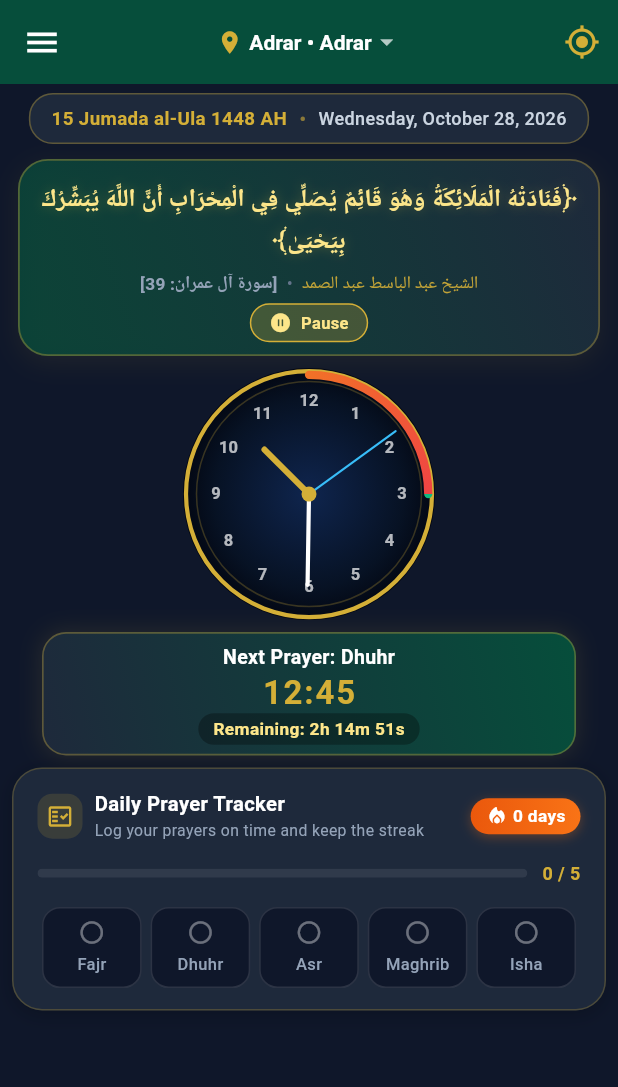
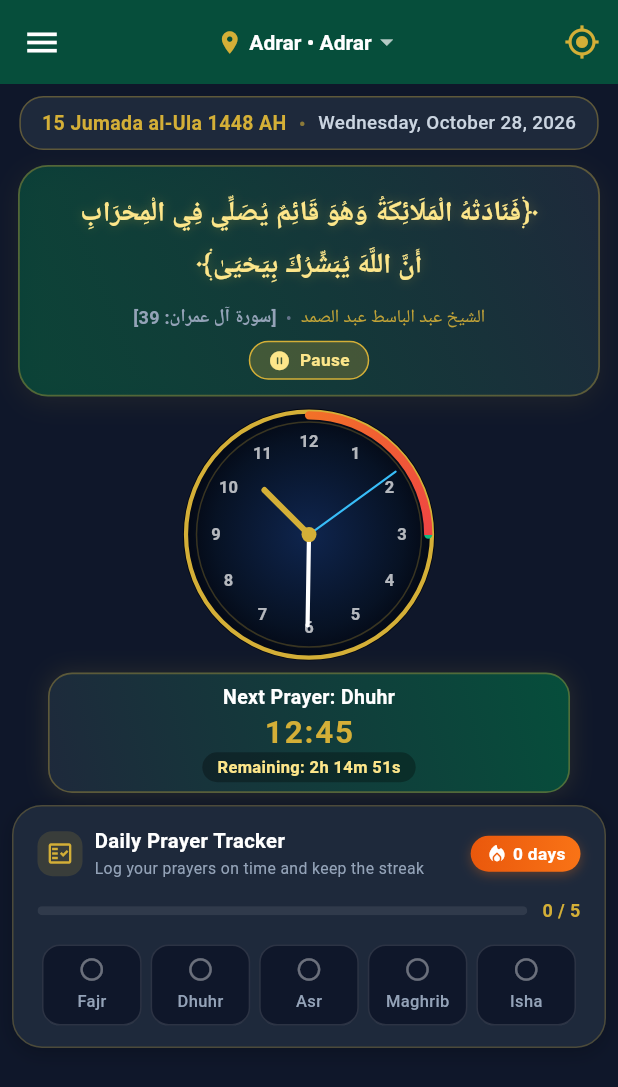
Before and after one commit to dahmane0509/mihrab, a Flutter app: the NextPrayerScreen screen opened directly with sample values from the repository, on a phone screen of 412 x 824 dp. Shown: the top 1087 px of the screen. Run offline on Flutter 3.47's test engine with Material 3 defaults, Android fonts, the phone set to English and light mode, and no system bars; our stand-ins replace audioplayers, device_info_plus, flutter_local_notifications, geolocator, google_fonts, package_info_plus and 4 more; accounts and stored records are empty; Roboto replaces fonts that are missing (Amiri); statements that could not run were skipped.

Commit message:
Ensure natural Amiri line height for Quran verse and balanced 2-line FittedBox with compact Next Prayer card (v1.0.4)

```diff
--- a/lib/screens/next_prayer_screen.dart
+++ b/lib/screens/next_prayer_screen.dart
@@ -377,13 +377,13 @@ class _NextPrayerScreenState extends State<NextPrayerScreen> {
                   ),
                 ),
                 child: SingleChildScrollView(
-                  padding: const EdgeInsets.symmetric(horizontal: 8.0, vertical: 6),
+                  padding: const EdgeInsets.fromLTRB(8.0, 8.0, 8.0, 8.0),
                   child: Column(
                     children: [
                       // Dates card - Perfectly centered single line with clear bottom spacing
                       Center(
                         child: Container(
-                          padding: const EdgeInsets.symmetric(horizontal: 14, vertical: 6),
+                          padding: const EdgeInsets.symmetric(horizontal: 14, vertical: 7),
                           decoration: BoxDecoration(
                             color: theme.cardBackground,
                             borderRadius: BorderRadius.circular(16),
@@ -396,7 +396,7 @@ class _NextPrayerScreenState extends State<NextPrayerScreen> {
                               children: [
                                 Text(
                                   PrayerService.getFormattedHijriDate(_currentTime, lang),
-                                  style: TextStyle(color: theme.accent, fontWeight: FontWeight.bold, fontSize: 12.5),
+                                  style: TextStyle(color: theme.accent, fontWeight: FontWeight.bold, fontSize: 13),
                                 ),
                                 Padding(
                                   padding: const EdgeInsets.symmetric(horizontal: 8),
@@ -407,20 +407,20 @@ class _NextPrayerScreenState extends State<NextPrayerScreen> {
                                 ),
                                 Text(
                                   PrayerService.getFormattedGregorianDate(_currentTime, lang),
-                                  style: const TextStyle(color: Color(0xFFCBD5E1), fontSize: 12, fontWeight: FontWeight.w500),
+                                  style: const TextStyle(color: Color(0xFFCBD5E1), fontSize: 12.5, fontWeight: FontWeight.w500),
                                 ),
                               ],
                             ),
                           ),
                         ),
                       ),
-                      const SizedBox(height: 8),
+                      const SizedBox(height: 10),
 
                       // Mihrab Holy Quran Verse Card with Recitation Control
                       Container(
                         width: double.infinity,
-                        margin: const EdgeInsets.symmetric(horizontal: 4.0, vertical: 2.0),
-                        padding: const EdgeInsets.fromLTRB(10.0, 10.0, 10.0, 8.0),
+                        margin: const EdgeInsets.symmetric(horizontal: 4.0),
+                        padding: const EdgeInsets.fromLTRB(12.0, 12.0, 12.0, 10.0),
                         decoration: BoxDecoration(
                           gradient: LinearGradient(
                             colors: [
@@ -446,19 +446,21 @@ class _NextPrayerScreenState extends State<NextPrayerScreen> {
                         child: Column(
                           mainAxisSize: MainAxisSize.min,
                           children: [
-                            // Holy Verse directly in beautiful Uthmani Arabic script with full Tashkeel
+                            // Holy Verse in 2 balanced lines with natural Amiri line height so descenders/tashkeel never clip
                             Padding(
-                              padding: const EdgeInsets.only(top: 2.0, bottom: 2.0),
+                              padding: const EdgeInsets.symmetric(vertical: 2.0),
+                              child: FittedBox(
+                                fit: BoxFit.scaleDown,
                                 child: Text(
-                                "﴿فَنَادَتْهُ الْمَلَائِكَةُ وَهُوَ قَائِمٌ يُصَلِّي فِي الْمِحْرَابِ أَنَّ اللَّهَ يُبَشِّرُكَ بِيَحْيَىٰ﴾",
+                                  "﴿فَنَادَتْهُ الْمَلَائِكَةُ وَهُوَ قَائِمٌ يُصَلِّي فِي الْمِحْرَابِ\nأَنَّ اللَّهَ يُبَشِّرُكَ بِيَحْيَىٰ﴾",
                                   textAlign: TextAlign.center,
                                   textDirection: TextDirection.rtl,
                                   textScaler: TextScaler.noScaling,
                                   style: GoogleFonts.amiri(
                                     color: const Color(0xFFFDE68A),
-                                  fontSize: 16.5,
+                                    fontSize: 18.5,
                                     fontWeight: FontWeight.bold,
-                                  height: 1.65,
+                                    height: 1.85,
                                     shadows: [
                                       Shadow(
                                         color: const Color(0xFFD4AF37).withValues(alpha: 0.35),
@@ -468,8 +470,9 @@ class _NextPrayerScreenState extends State<NextPrayerScreen> {
                                   ),
                                 ),
                               ),
+                            ),
 
-                            const SizedBox(height: 4),
+                            const SizedBox(height: 6),
 
                             // Attribution in a single scaled row to guarantee zero vertical wrapping/overflow
                             FittedBox(
@@ -483,7 +486,7 @@ class _NextPrayerScreenState extends State<NextPrayerScreen> {
                                     textAlign: TextAlign.center,
                                     style: const TextStyle(
                                       color: Color(0xFF94A3B8),
-                                      fontSize: 11.5,
+                                      fontSize: 12,
                                       fontWeight: FontWeight.w600,
                                     ),
                                   ),
@@ -499,7 +502,7 @@ class _NextPrayerScreenState extends State<NextPrayerScreen> {
                                     textAlign: TextAlign.center,
                                     style: TextStyle(
                                       color: theme.accent.withValues(alpha: 0.9),
-                                      fontSize: 11.5,
+                                      fontSize: 12,
                                       fontWeight: FontWeight.w500,
                                     ),
                                   ),
@@ -507,7 +510,7 @@ class _NextPrayerScreenState extends State<NextPrayerScreen> {
                               ),
                             ),
 
-                            const SizedBox(height: 5),
+                            const SizedBox(height: 6),
 
                             // Interactive Audio Recitation Button with live state
                             ValueListenableBuilder<bool>(
@@ -549,7 +552,7 @@ class _NextPrayerScreenState extends State<NextPrayerScreen> {
                                                 : (isAr ? "استماع للتلاوة" : (lang == 'fr' ? "Écouter la récitation" : "Play Recitation")),
                                             style: TextStyle(
                                               color: isPlaying ? const Color(0xFFFDE68A) : Colors.white,
-                                              fontSize: 11,
+                                              fontSize: 11.5,
                                               fontWeight: FontWeight.bold,
                                             ),
                                           ),
@@ -563,7 +566,7 @@ class _NextPrayerScreenState extends State<NextPrayerScreen> {
                           ],
                         ),
                       ),
-                      const SizedBox(height: 6),
+                      const SizedBox(height: 8),
 
                       // Islamic Clock (Supports Analog, Digital, Minimalist)
                       Center(
@@ -573,12 +576,12 @@ class _NextPrayerScreenState extends State<NextPrayerScreen> {
                           isAr: isAr,
                         ),
                       ),
-                      const SizedBox(height: 6),
+                      const SizedBox(height: 8),
 
                       // Next Prayer Countdown Card (Compact vertical layout)
                       Container(
                         width: double.infinity,
-                        margin: const EdgeInsets.symmetric(horizontal: 20.0, vertical: 2.0),
+                        margin: const EdgeInsets.symmetric(horizontal: 24.0),
                         padding: const EdgeInsets.symmetric(horizontal: 14, vertical: 6),
                         clipBehavior: Clip.antiAlias,
                         decoration: BoxDecoration(
@@ -620,7 +623,7 @@ class _NextPrayerScreenState extends State<NextPrayerScreen> {
                               next['time'] ?? "",
                               style: TextStyle(
                                 color: theme.accent,
-                                fontSize: 22,
+                                fontSize: 21,
                                 fontWeight: FontWeight.bold,
                                 height: 1.1,
                                 letterSpacing: 1.2,
@@ -628,7 +631,7 @@ class _NextPrayerScreenState extends State<NextPrayerScreen> {
                             ),
                             const SizedBox(height: 2),
                             Container(
-                              padding: const EdgeInsets.symmetric(horizontal: 10, vertical: 2.5),
+                              padding: const EdgeInsets.symmetric(horizontal: 10, vertical: 2),
                               decoration: BoxDecoration(
                                 color: Colors.black.withValues(alpha: 0.3),
                                 borderRadius: BorderRadius.circular(12),
@@ -640,14 +643,14 @@ class _NextPrayerScreenState extends State<NextPrayerScreen> {
                                 style: const TextStyle(
                                   color: Color(0xFFFDE68A),
                                   fontWeight: FontWeight.bold,
-                                  fontSize: 11.5,
+                                  fontSize: 11,
                                 ),
                               ),
                             ),
                           ],
                         ),
                       ),
-                      const SizedBox(height: 6),
+                      const SizedBox(height: 8),
 
                       // Daily Prayer Tracker with Streak Badge
                       PrayerTrackerCard(isAr: isAr),
```
Lines whose indentation alone changed are shown as unchanged.
